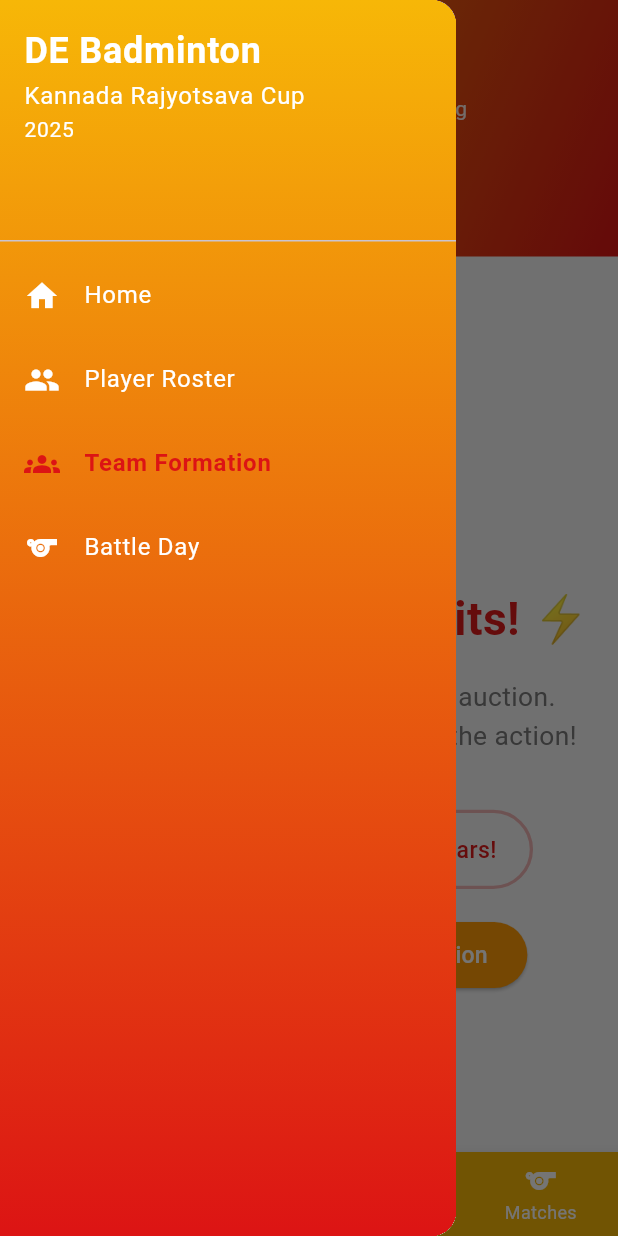
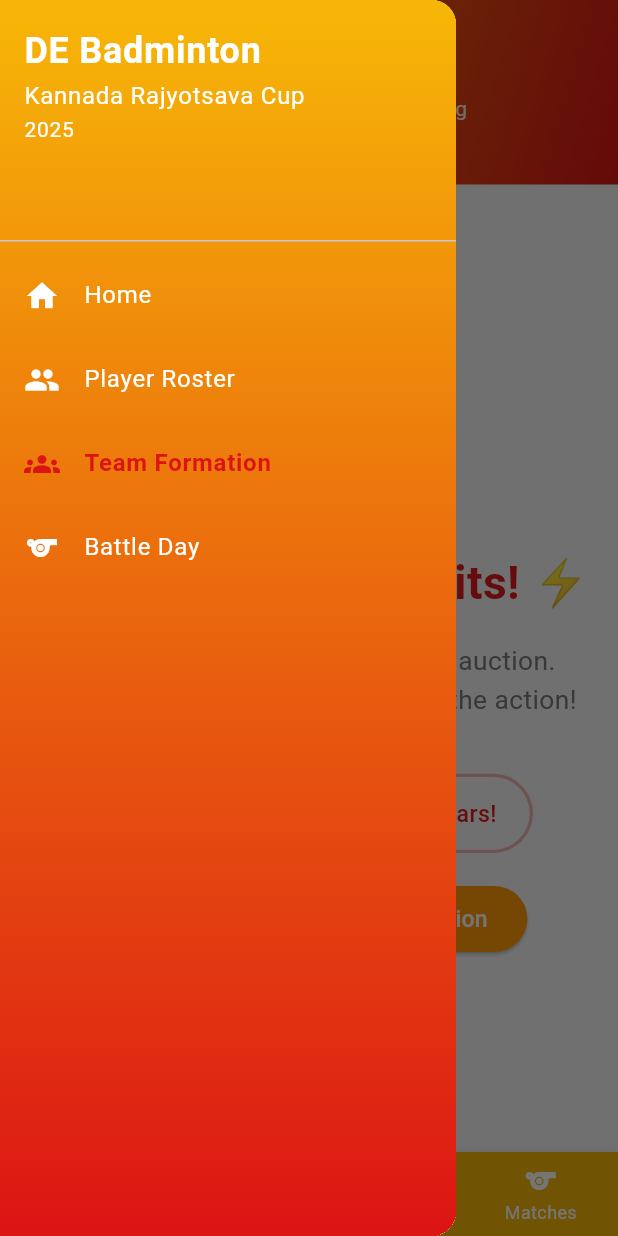
Before and after one commit to vrsimha-sys/DEKannadaRajyotsava2025, a Flutter app: the screen it shows after launch, item 3 of the bottom bar chosen, with the side drawer open, on a phone screen of 412 x 824 dp. Run offline on Flutter 3.47's test engine with Material 3 defaults, Android fonts, the phone set to English and light mode, and no system bars; network calls fail.

Commit message:
Add debugging for blank page issue
- Added console logging to track FutureBuilder states
- Improved error handling with detailed error display
- Fixed Positioned widget layout issue in header
- Added comprehensive fallback UI for error cases

```diff
--- a/flutter_web/lib/pages/team_formation_page.dart
+++ b/flutter_web/lib/pages/team_formation_page.dart
@@ -56,6 +56,8 @@ class _TeamFormationPageState extends State<TeamFormationPage>
   Widget build(BuildContext context) {
     final screenWidth = MediaQuery.of(context).size.width;
     final isDesktop = screenWidth > 800;
+
+    print('TeamFormationPage: Build method called, isDesktop: $isDesktop');
 
     return Scaffold(
       backgroundColor: Colors.grey[100],
@@ -77,6 +79,8 @@ class _TeamFormationPageState extends State<TeamFormationPage>
             ),
             child: Column(
               children: [
+                Stack(
+                  children: [
                     Column(
                       crossAxisAlignment: CrossAxisAlignment.center,
                       children: [
@@ -112,10 +116,11 @@ class _TeamFormationPageState extends State<TeamFormationPage>
                     ),
                     // Add refresh button
                     Positioned(
-                  top: 16,
-                  right: 16,
+                      top: 0,
+                      right: 0,
                       child: IconButton(
                         onPressed: () {
+                          print('TeamFormationPage: Refresh button pressed');
                           setState(() {
                             // This will trigger a rebuild and re-fetch the data
                           });
@@ -130,6 +135,8 @@ class _TeamFormationPageState extends State<TeamFormationPage>
                     ),
                   ],
                 ),
+              ],
+            ),
           ),
 
           // Content Area - Conditional based on data availability
@@ -137,6 +144,13 @@ class _TeamFormationPageState extends State<TeamFormationPage>
             child: FutureBuilder<List<Map<String, dynamic>>>(
               future: _getTeams(),
               builder: (context, snapshot) {
+                print('TeamFormationPage: FutureBuilder state: ${snapshot.connectionState}');
+                print('TeamFormationPage: Has data: ${snapshot.hasData}');
+                print('TeamFormationPage: Has error: ${snapshot.hasError}');
+                if (snapshot.hasError) {
+                  print('TeamFormationPage: Error: ${snapshot.error}');
+                }
+
                 if (snapshot.connectionState == ConnectionState.waiting) {
                   return const Center(
                     child: CircularProgressIndicator(
@@ -145,8 +159,51 @@ class _TeamFormationPageState extends State<TeamFormationPage>
                   );
                 }
 
+                if (snapshot.hasError) {
+                  return Center(
+                    child: Column(
+                      mainAxisAlignment: MainAxisAlignment.center,
+                      children: [
+                        Icon(
+                          Icons.error_outline,
+                          size: 64,
+                          color: Colors.red[400],
+                        ),
+                        const SizedBox(height: 16),
+                        Text(
+                          'Error loading data',
+                          style: TextStyle(
+                            fontSize: 18,
+                            fontWeight: FontWeight.bold,
+                            color: Colors.red[600],
+                          ),
+                        ),
+                        const SizedBox(height: 8),
+                        Text(
+                          '${snapshot.error}',
+                          style: TextStyle(
+                            fontSize: 14,
+                            color: Colors.grey[600],
+                          ),
+                          textAlign: TextAlign.center,
+                        ),
+                        const SizedBox(height: 16),
+                        ElevatedButton(
+                          onPressed: () {
+                            setState(() {
+                              // Retry
+                            });
+                          },
+                          child: const Text('Retry'),
+                        ),
+                      ],
+                    ),
+                  );
+                }
+
                 // Check if there is data available
                 bool hasData = snapshot.hasData && snapshot.data!.isNotEmpty;
+                print('TeamFormationPage: hasData: $hasData');
 
                 if (!hasData) {
                   // Show only "Auction Day Awaits" widget when no data
```
Lines whose indentation alone changed are shown as unchanged.
